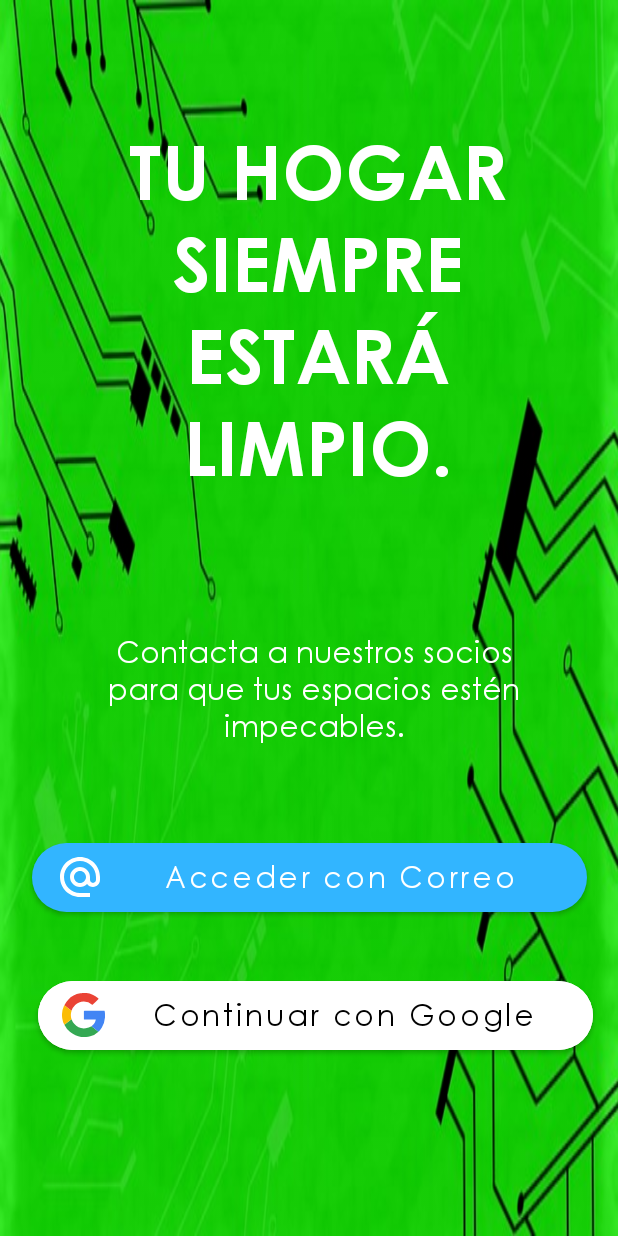
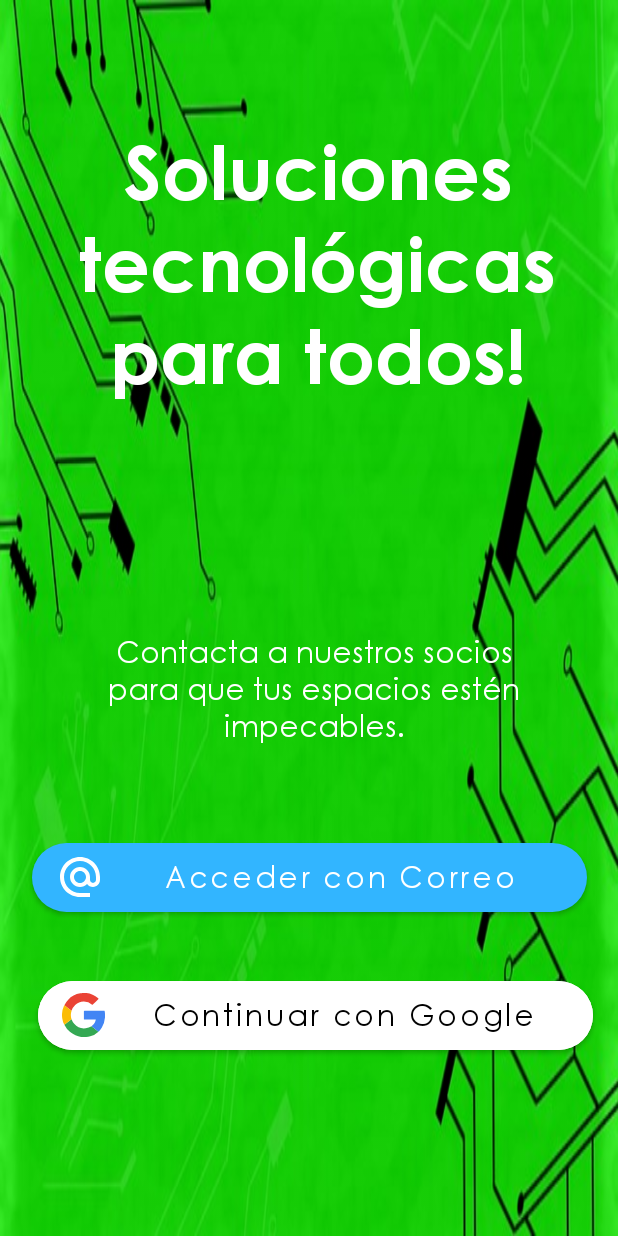
Before and after one commit to robcordobafide/profinal, an Android app: the screen it shows after launch (opcionAcceder), on a phone screen of 412 x 824 dp. Run offline under Robolectric (Android 15) with nearby library versions, the phone set to English and light mode, and no system bars; our stand-ins replace Firebase (no records; nobody signed in at launch, a user with empty details on screens opened directly); Roboto replaces fonts that are not available here.

Commit message:
ProFinal (Recreado nuevamente 4 Daniela)

```diff
--- a/app/src/main/res/layout/activity_main.xml
+++ b/app/src/main/res/layout/activity_main.xml
@@ -5,8 +5,9 @@
     android:id="@+id/constraintLayout"
     android:layout_width="match_parent"
     android:layout_height="match_parent"
+    android:background="#FFFFFF"
     android:orientation="vertical"
-    tools:context=".MainActivity" >
+    tools:context=".MainActivity">
 
     <ImageView
         android:id="@+id/app_logo"
--- a/app/src/main/res/values/strings.xml
+++ b/app/src/main/res/values/strings.xml
@@ -2,7 +2,7 @@
     <string name="app_name">RTC SOLUTIONS</string>
     <string name="iniciemos">¡Iniciemos!</string>
     <string name="continuarGoogle">Continuar con Google</string>
-    <string name="slogan">TU HOGAR SIEMPRE  ESTARÁ  LIMPIO.</string>
+    <string name="slogan">Soluciones tecnológicas para todos!</string>
     <string name="slogan2">Contacta a nuestros socios para que tus espacios estén  impecables.</string>
     <string name="continuarCorreo">Acceder con Correo</string>
     <string name="bienvenida">¡Bienvenido de Vuelta!</string>
@@ -51,7 +51,7 @@
     <string name="msg_enviar_mensaje">Enviar mensaje por whatsapp</string>
     <string name="msg_llamar">Llamar a la persona</string>
     <string name="msg_datos">No hay numero telefonico</string>
-    <string name="msg_saludos">¡Hola ví tu anuncio en rtc! Me gustaría contratar tu servicio…</string>
+    <string name="msg_saludos">¡Hola ví tu anuncio en RTC! Me gustaría contratar tu servicio…</string>
     <string name="todo">Icono del app</string>
     <string name="msg_subiendo_registro">Subiendo datos</string>
 
```
